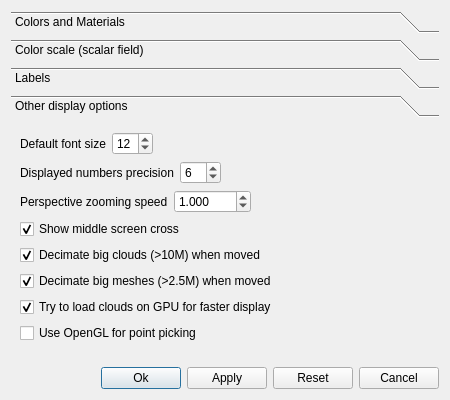
Before: the Qt Designer form qCC/ui_templates/displayOptionsDlg.ui in CloudCompare/CloudCompare, drawn with Qt 5.
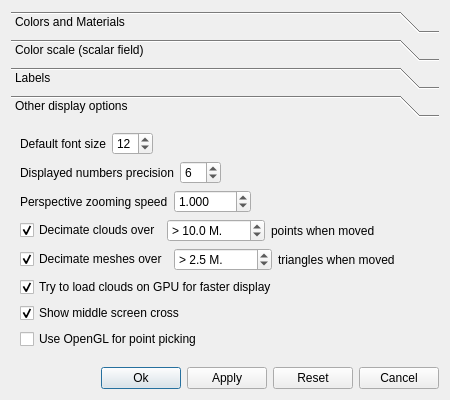
After: the same form once the commit is applied. Icons and pictures are not drawn.

The edit to the form file:
```diff
--- a/qCC/ui_templates/displayOptionsDlg.ui
+++ b/qCC/ui_templates/displayOptionsDlg.ui
@@ -691,21 +691,7 @@
         </layout>
        </item>
        <item>
-        <widget class="QCheckBox" name="showCrossCheckBox">
-         <property name="toolTip">
-          <string>A cross is displayed in the middle of the screen</string>
-         </property>
-         <property name="statusTip">
-          <string>A cross is displayed in the middle of the screen</string>
-         </property>
-         <property name="text">
-          <string>Show middle screen cross</string>
-         </property>
-         <property name="checked">
-          <bool>true</bool>
-         </property>
-        </widget>
-       </item>
+        <layout class="QHBoxLayout" name="horizontalLayout_9">
        <item>
         <widget class="QCheckBox" name="decimateCloudBox">
          <property name="statusTip">
@@ -715,13 +701,62 @@
           <string>Automatically decimate big point clouds when moved</string>
          </property>
          <property name="text">
-          <string>Decimate big clouds (&gt;10M) when moved</string>
+            <string>Decimate clouds over</string>
          </property>
          <property name="checked">
           <bool>true</bool>
          </property>
         </widget>
        </item>
+         <item>
+          <widget class="QDoubleSpinBox" name="maxCloudSizeDoubleSpinBox">
+           <property name="toolTip">
+            <string>Minimum number of points to activate decimation</string>
+           </property>
+           <property name="prefix">
+            <string>&gt; </string>
+           </property>
+           <property name="suffix">
+            <string> M.</string>
+           </property>
+           <property name="decimals">
+            <number>1</number>
+           </property>
+           <property name="minimum">
+            <double>0.100000000000000</double>
+           </property>
+           <property name="maximum">
+            <double>10000.000000000000000</double>
+           </property>
+           <property name="value">
+            <double>10.000000000000000</double>
+           </property>
+          </widget>
+         </item>
+         <item>
+          <widget class="QLabel" name="label_21">
+           <property name="text">
+            <string>points when moved</string>
+           </property>
+          </widget>
+         </item>
+         <item>
+          <spacer name="horizontalSpacer_5">
+           <property name="orientation">
+            <enum>Qt::Horizontal</enum>
+           </property>
+           <property name="sizeHint" stdset="0">
+            <size>
+             <width>40</width>
+             <height>20</height>
+            </size>
+           </property>
+          </spacer>
+         </item>
+        </layout>
+       </item>
+       <item>
+        <layout class="QHBoxLayout" name="horizontalLayout_8">
        <item>
         <widget class="QCheckBox" name="decimateMeshBox">
          <property name="statusTip">
@@ -731,12 +766,62 @@
           <string>Automatically decimate big meshes when moved</string>
          </property>
          <property name="text">
-          <string>Decimate big meshes (&gt;2.5M) when moved</string>
+            <string>Decimate meshes over</string>
          </property>
          <property name="checked">
           <bool>true</bool>
          </property>
         </widget>
+         </item>
+         <item>
+          <widget class="QDoubleSpinBox" name="maxMeshSizeDoubleSpinBox">
+           <property name="toolTip">
+            <string>Minimum number of triangles to activate decimation</string>
+           </property>
+           <property name="prefix">
+            <string>&gt; </string>
+           </property>
+           <property name="suffix">
+            <string> M.</string>
+           </property>
+           <property name="decimals">
+            <number>1</number>
+           </property>
+           <property name="minimum">
+            <double>0.100000000000000</double>
+           </property>
+           <property name="maximum">
+            <double>10000.000000000000000</double>
+           </property>
+           <property name="singleStep">
+            <double>0.500000000000000</double>
+           </property>
+           <property name="value">
+            <double>2.500000000000000</double>
+           </property>
+          </widget>
+         </item>
+         <item>
+          <widget class="QLabel" name="label_19">
+           <property name="text">
+            <string>triangles when moved</string>
+           </property>
+          </widget>
+         </item>
+         <item>
+          <spacer name="horizontalSpacer_7">
+           <property name="orientation">
+            <enum>Qt::Horizontal</enum>
+           </property>
+           <property name="sizeHint" stdset="0">
+            <size>
+             <width>40</width>
+             <height>20</height>
+            </size>
+           </property>
+          </spacer>
+         </item>
+        </layout>
        </item>
        <item>
         <widget class="QCheckBox" name="useVBOCheckBox">
@@ -748,6 +833,22 @@
          </property>
         </widget>
        </item>
+       <item>
+        <widget class="QCheckBox" name="showCrossCheckBox">
+         <property name="toolTip">
+          <string>A cross is displayed in the middle of the screen</string>
+         </property>
+         <property name="statusTip">
+          <string>A cross is displayed in the middle of the screen</string>
+         </property>
+         <property name="text">
+          <string>Show middle screen cross</string>
+         </property>
+         <property name="checked">
+          <bool>true</bool>
+         </property>
+        </widget>
+       </item>
        <item>
         <widget class="QCheckBox" name="openGLPickingCheckBox">
          <property name="toolTip">
```
Left out of the diff: 35 changed lines with no effect on the pictures. Lines whose indentation alone changed are shown as unchanged.
